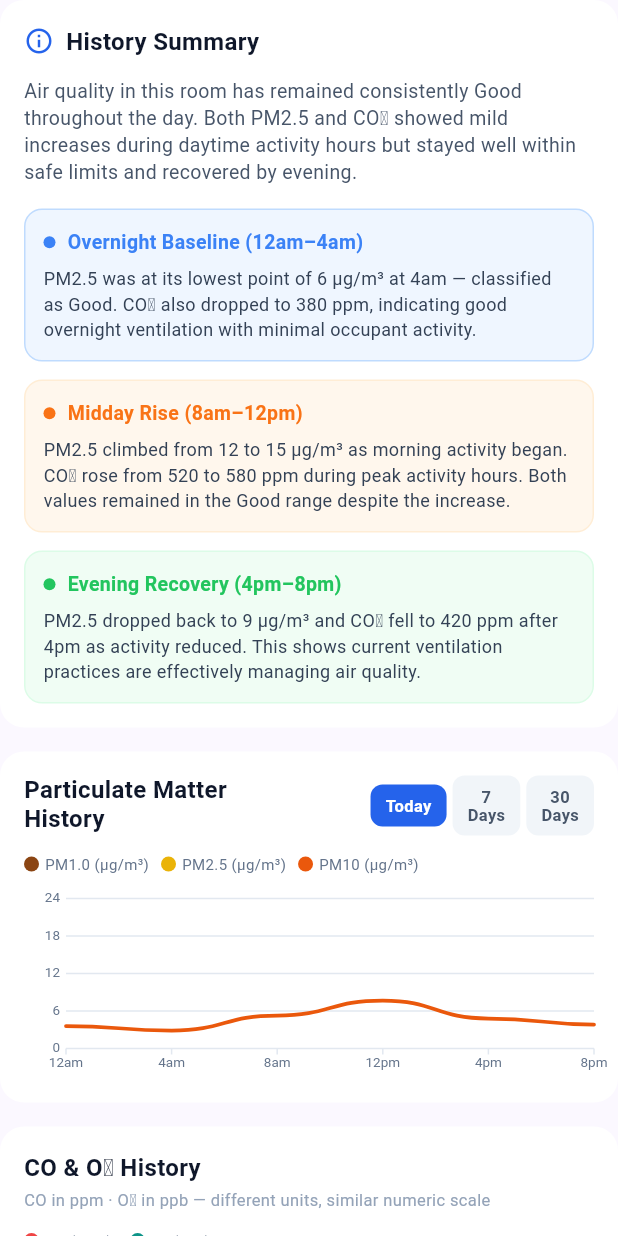
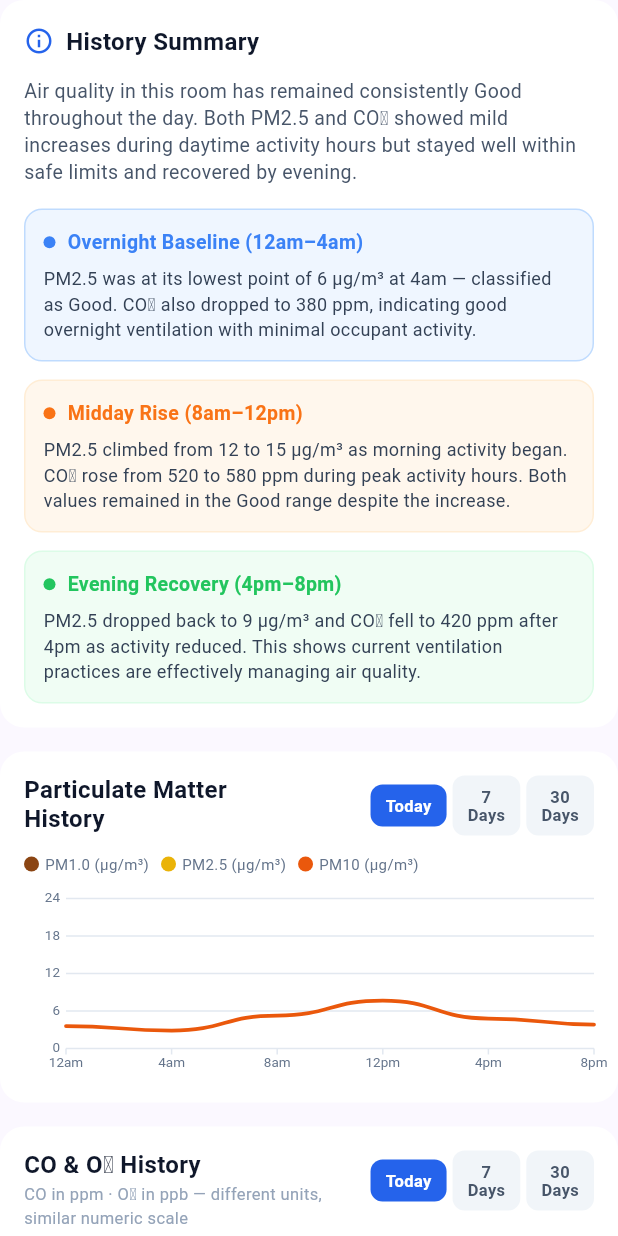
Before and after one commit to scene-mp4/aether_app, a Flutter app: the TrackerHistoryTab widget shown alone on an empty page, opened directly, on a phone screen of 412 x 824 dp. Run offline on Flutter 3.47's test engine with Material 3 defaults, Android fonts, the phone set to English and light mode, and no system bars; our stand-ins replace cloud_firestore, firebase_auth, firebase_core, fl_chart, flutter_map, latlong2; missing offline and left inert: flutter_map_heatmap; accounts and stored records are empty.

Commit message:
today, 7 days, 30 days navigation

```diff
--- a/lib/screens/tabs/tracker_history_tab.dart
+++ b/lib/screens/tabs/tracker_history_tab.dart
@@ -8,8 +8,85 @@ class TrackerHistoryTab extends StatefulWidget {
 }
 
 class _TrackerHistoryTabState extends State<TrackerHistoryTab> {
-  // Selected time frame for Particulate Matter History
-  String _selectedTimeFrame = 'Today';
+  // 1. Independent State Variables for Each Card
+  String _selectedPmTimeFrame = 'Today';
+  String _selectedCoO3TimeFrame = 'Today';
+  String _selectedCo2TimeFrame = 'Today';
+
+  // --- HELPER METHODS FOR PM CHART ---
+  List<String> get _pmXLabels {
+    switch (_selectedPmTimeFrame) {
+      case '7 Days':
+        return const ["Mon", "Tue", "Wed", "Thu", "Fri", "Sat", "Sun"];
+      case '30 Days':
+        return const ["Week 1", "Week 2", "Week 3", "Week 4"];
+      case 'Today':
+      default:
+        return const ["12am", "4am", "8am", "12pm", "4pm", "8pm"];
+    }
+  }
+
+  List<double> get _pmPoints {
+    switch (_selectedPmTimeFrame) {
+      case '7 Days':
+        return const [0.20, 0.35, 0.28, 0.40, 0.22, 0.18, 0.25];
+      case '30 Days':
+        return const [0.30, 0.45, 0.25, 0.20];
+      case 'Today':
+      default:
+        return const [0.15, 0.12, 0.22, 0.32, 0.20, 0.16];
+    }
+  }
+
+  // --- HELPER METHODS FOR CO & O3 CHART ---
+  List<String> get _coO3XLabels {
+    switch (_selectedCoO3TimeFrame) {
+      case '7 Days':
+        return const ["Mon", "Tue", "Wed", "Thu", "Fri", "Sat", "Sun"];
+      case '30 Days':
+        return const ["Week 1", "Week 2", "Week 3", "Week 4"];
+      case 'Today':
+      default:
+        return const ["12am", "4am", "8am", "12pm", "4pm", "8pm"];
+    }
+  }
+
+  List<double> get _coO3Points {
+    switch (_selectedCoO3TimeFrame) {
+      case '7 Days':
+        return const [0.08, 0.12, 0.10, 0.15, 0.09, 0.07, 0.06];
+      case '30 Days':
+        return const [0.10, 0.14, 0.08, 0.06];
+      case 'Today':
+      default:
+        return const [0.06, 0.05, 0.07, 0.07, 0.06, 0.05];
+    }
+  }
+
+  // --- HELPER METHODS FOR CO2 CHART ---
+  List<String> get _co2XLabels {
+    switch (_selectedCo2TimeFrame) {
+      case '7 Days':
+        return const ["Mon", "Tue", "Wed", "Thu", "Fri", "Sat", "Sun"];
+      case '30 Days':
+        return const ["Week 1", "Week 2", "Week 3", "Week 4"];
+      case 'Today':
+      default:
+        return const ["12am", "4am", "8am", "12pm", "4pm", "8pm"];
+    }
+  }
+
+  List<double> get _co2Points {
+    switch (_selectedCo2TimeFrame) {
+      case '7 Days':
+        return const [0.70, 0.85, 0.78, 0.90, 0.82, 0.65, 0.60];
+      case '30 Days':
+        return const [0.75, 0.88, 0.70, 0.65];
+      case 'Today':
+      default:
+        return const [0.65, 0.62, 0.82, 0.96, 0.82, 0.72];
+    }
+  }
 
   @override
   Widget build(BuildContext context) {
@@ -65,7 +142,71 @@ class _TrackerHistoryTabState extends State<TrackerHistoryTab> {
     );
   }
 
-  // --- UI Components ---
+  // --- REUSABLE HEADER WITH INDEPENDENT CALLBACK ---
+
+  Widget _buildCardHeader({
+    required String title,
+    String? subtitle,
+    required String selectedValue,
+    required ValueChanged<String> onSelected,
+  }) {
+    return Row(
+      crossAxisAlignment: CrossAxisAlignment.start,
+      children: [
+        Expanded(
+          child: Column(
+            crossAxisAlignment: CrossAxisAlignment.start,
+            children: [
+              Text(
+                title,
+                style: const TextStyle(
+                  fontSize: 16,
+                  fontWeight: FontWeight.bold,
+                  color: Color(0xFF0F172A),
+                  height: 1.2,
+                ),
+              ),
+              if (subtitle != null) ...[
+                const SizedBox(height: 2),
+                Text(
+                  subtitle,
+                  style: const TextStyle(fontSize: 11, color: Color(0xFF94A3B8)),
+                ),
+              ],
+            ],
+          ),
+        ),
+        Row(
+          children: ['Today', '7 Days', '30 Days'].map((tf) {
+            final isSelected = selectedValue == tf;
+            return GestureDetector(
+              onTap: () => onSelected(tf),
+              child: Container(
+                margin: const EdgeInsets.only(left: 4),
+                padding: const EdgeInsets.symmetric(horizontal: 10, vertical: 8),
+                decoration: BoxDecoration(
+                  color: isSelected ? const Color(0xFF2563EB) : const Color(0xFFF1F5F9),
+                  borderRadius: BorderRadius.circular(8),
+                ),
+                child: Text(
+                  tf.replaceAll(' ', '\n'),
+                  textAlign: TextAlign.center,
+                  style: TextStyle(
+                    fontSize: 11,
+                    fontWeight: FontWeight.w600,
+                    color: isSelected ? Colors.white : const Color(0xFF475569),
+                    height: 1.1,
+                  ),
+                ),
+              ),
+            );
+          }).toList(),
+        ),
+      ],
+    );
+  }
+
+  // --- UI COMPONENTS ---
 
   Widget _buildHistorySummaryCard() {
     return Container(
@@ -195,51 +336,14 @@ class _TrackerHistoryTabState extends State<TrackerHistoryTab> {
       child: Column(
         crossAxisAlignment: CrossAxisAlignment.start,
         children: [
-          Row(
-            crossAxisAlignment: CrossAxisAlignment.start,
-            children: [
-              const Expanded(
-                child: Text(
-                  "Particulate Matter\nHistory",
-                  style: TextStyle(
-                    fontSize: 16,
-                    fontWeight: FontWeight.bold,
-                    color: Color(0xFF0F172A),
-                    height: 1.2,
-                  ),
-                ),
-              ),
-              Row(
-                children: ['Today', '7 Days', '30 Days'].map((tf) {
-                  final isSelected = _selectedTimeFrame == tf;
-                  return GestureDetector(
-                    onTap: () {
-                      setState(() {
-                        _selectedTimeFrame = tf;
-                      });
-                    },
-                    child: Container(
-                      margin: const EdgeInsets.only(left: 4),
-                      padding: const EdgeInsets.symmetric(horizontal: 10, vertical: 8),
-                      decoration: BoxDecoration(
-                        color: isSelected ? const Color(0xFF2563EB) : const Color(0xFFF1F5F9),
-                        borderRadius: BorderRadius.circular(8),
-                      ),
-                      child: Text(
-                        tf.replaceAll(' ', '\n'),
-                        textAlign: TextAlign.center,
-                        style: TextStyle(
-                          fontSize: 11,
-                          fontWeight: FontWeight.w600,
-                          color: isSelected ? Colors.white : const Color(0xFF475569),
-                          height: 1.1,
-                        ),
-                      ),
-                    ),
-                  );
-                }).toList(),
-              ),
-            ],
+          _buildCardHeader(
+            title: "Particulate Matter\nHistory",
+            selectedValue: _selectedPmTimeFrame,
+            onSelected: (newValue) {
+              setState(() {
+                _selectedPmTimeFrame = newValue;
+              });
+            },
           ),
           const SizedBox(height: 12),
           Row(
@@ -259,8 +363,8 @@ class _TrackerHistoryTabState extends State<TrackerHistoryTab> {
               painter: ChartPainter(
                 lineColor: const Color(0xFFEA580C),
                 yLabels: const ["24", "18", "12", "6", "0"],
-                xLabels: const ["12am", "4am", "8am", "12pm", "4pm", "8pm"],
-                normalizedPoints: const [0.15, 0.12, 0.22, 0.32, 0.20, 0.16],
+                xLabels: _pmXLabels,
+                normalizedPoints: _pmPoints,
               ),
             ),
           ),
@@ -279,18 +383,15 @@ class _TrackerHistoryTabState extends State<TrackerHistoryTab> {
       child: Column(
         crossAxisAlignment: CrossAxisAlignment.start,
         children: [
-          const Text(
-            "CO & O₃ History",
-            style: TextStyle(
-              fontSize: 16,
-              fontWeight: FontWeight.bold,
-              color: Color(0xFF0F172A),
-            ),
-          ),
-          const SizedBox(height: 2),
-          const Text(
-            "CO in ppm · O₃ in ppb — different units, similar numeric scale",
-            style: TextStyle(fontSize: 11, color: Color(0xFF94A3B8)),
+          _buildCardHeader(
+            title: "CO & O₃ History",
+            subtitle: "CO in ppm · O₃ in ppb — different units, similar numeric scale",
+            selectedValue: _selectedCoO3TimeFrame,
+            onSelected: (newValue) {
+              setState(() {
+                _selectedCoO3TimeFrame = newValue;
+              });
+            },
           ),
           const SizedBox(height: 12),
           Row(
@@ -308,8 +409,8 @@ class _TrackerHistoryTabState extends State<TrackerHistoryTab> {
               painter: ChartPainter(
                 lineColor: const Color(0xFF0D9488),
                 yLabels: const ["24", "18", "12", "6", "0"],
-                xLabels: const ["12am", "4am", "8am", "12pm", "4pm", "8pm"],
-                normalizedPoints: const [0.06, 0.05, 0.07, 0.07, 0.06, 0.05],
+                xLabels: _coO3XLabels,
+                normalizedPoints: _coO3Points,
               ),
             ),
           ),
@@ -328,18 +429,15 @@ class _TrackerHistoryTabState extends State<TrackerHistoryTab> {
       child: Column(
         crossAxisAlignment: CrossAxisAlignment.start,
         children: [
-          const Text(
-            "CO₂ History",
-            style: TextStyle(
-              fontSize: 16,
-              fontWeight: FontWeight.bold,
-              color: Color(0xFF0F172A),
-            ),
-          ),
-          const SizedBox(height: 2),
-          const Text(
-            "Carbon Dioxide in ppm — shown separately due to different scale",
-            style: TextStyle(fontSize: 11, color: Color(0xFF94A3B8)),
+          _buildCardHeader(
+            title: "CO₂ History",
+            subtitle: "Carbon Dioxide in ppm — shown separately due to different scale",
+            selectedValue: _selectedCo2TimeFrame,
+            onSelected: (newValue) {
+              setState(() {
+                _selectedCo2TimeFrame = newValue;
+              });
+            },
           ),
           const SizedBox(height: 12),
           const _DotLegend(color: Color(0xFF3B82F6), label: "CO₂ (ppm)"),
@@ -351,8 +449,8 @@ class _TrackerHistoryTabState extends State<TrackerHistoryTab> {
               painter: ChartPainter(
                 lineColor: const Color(0xFF3B82F6),
                 yLabels: const ["600", "300", "150", "0"],
-                xLabels: const ["12am", "4am", "8am", "12pm", "4pm", "8pm"],
-                normalizedPoints: const [0.65, 0.62, 0.82, 0.96, 0.82, 0.72],
+                xLabels: _co2XLabels,
+                normalizedPoints: _co2Points,
               ),
             ),
           ),
```
